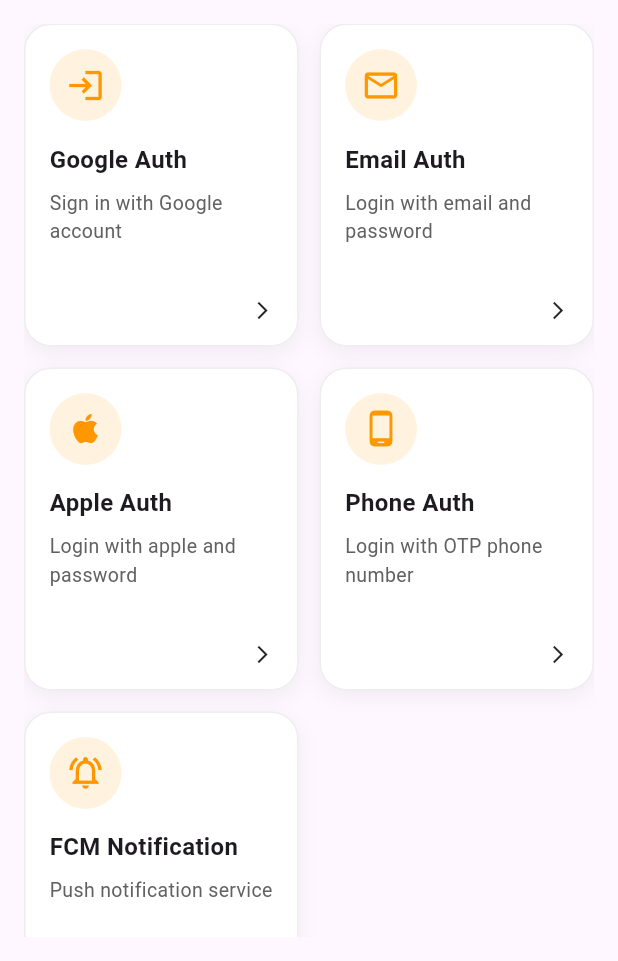
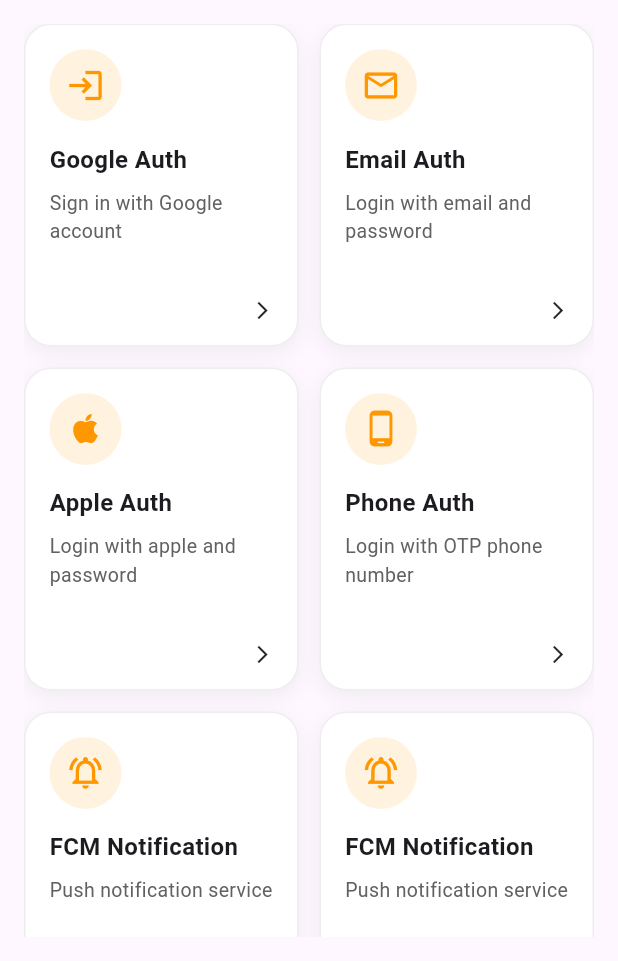
Before and after one commit to yornvichett/firbease-base-service, a Flutter app: the screen it shows after launch, on a phone screen of 412 x 824 dp, the part 275-1236 px from its top. Run offline on Flutter 3.47's test engine with Material 3 defaults, Android fonts, the phone set to English and light mode, and no system bars; our stand-ins replace firebase_auth, firebase_core, firebase_messaging, google_sign_in, sign_in_with_apple; accounts and stored records are empty.

Commit message:
add FCM notification one more to make sure it can be merge on remote

```diff
--- a/lib/Screen/home_screen.dart
+++ b/lib/Screen/home_screen.dart
@@ -42,6 +42,14 @@
         icon: Icons.phone_android,
         onTap: () {
           Helper.goPage(context: context, page: PhoneAuthPage());
+        },
+      ),
+      FirebaseServiceItem(
+        title: 'FCM Notification',
+        subtitle: 'Push notification service',
+        icon: Icons.notifications_active_outlined,
+        onTap: () {
+          Helper.goPage(context: context, page: FcmPage());
         },
       ),
       FirebaseServiceItem(
```
